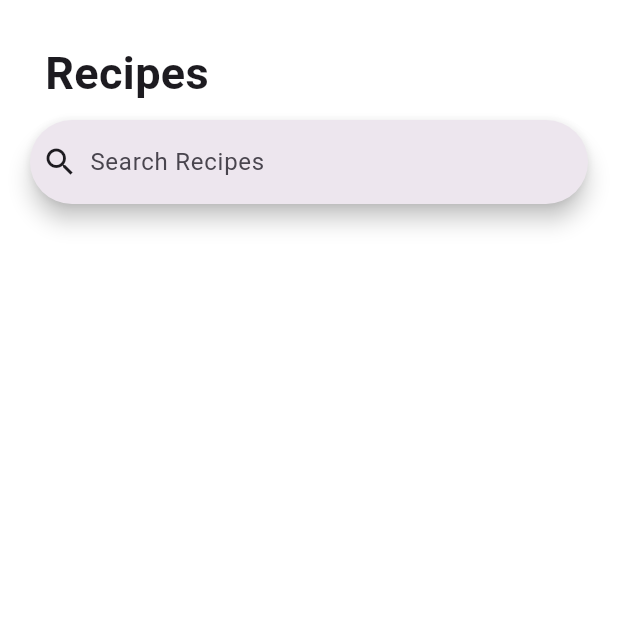
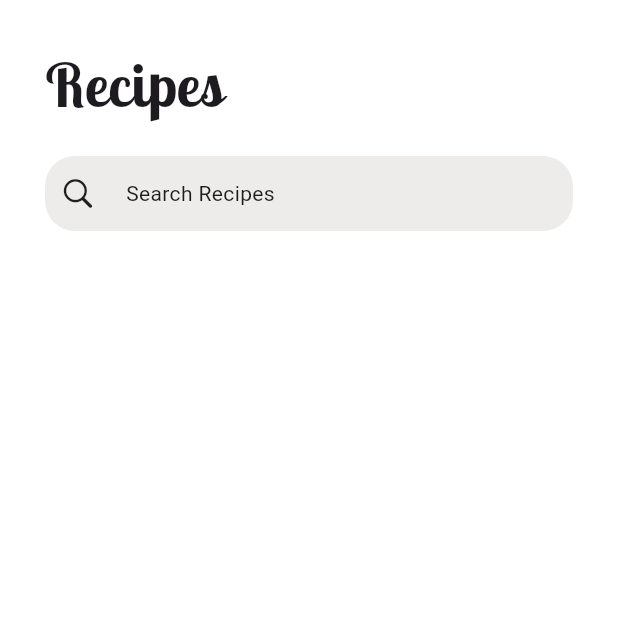
Before and after one commit to bruce414/food_inspection, a Flutter app: the RecipesPage screen opened directly, on a phone screen of 412 x 824 dp, the top half of it. Run offline on Flutter 3.47's test engine with Material 3 defaults, Android fonts, the phone set to English and light mode, and no system bars; our stand-ins replace camera, flutter_riverpod, permission_handler, persistent_bottom_nav_bar_v2, riverpod.

Commit message:
worked on some basic UI

```diff
--- a/lib/frontend/components/contents_search_bar.dart
+++ b/lib/frontend/components/contents_search_bar.dart
@@ -1,3 +1,4 @@
+import 'package:flutter/cupertino.dart';
 import 'package:flutter/material.dart';
 
 class ContentsSearchBar extends StatefulWidget {
@@ -8,52 +9,38 @@ class ContentsSearchBar extends StatefulWidget {
 }
 
 class _ContentsSearchBarState extends State<ContentsSearchBar> {
-
-  List foodItems = [
-    'rice',
-    'fish',
-    'cheese',
-    'steak',
-    'tomato',
-    'potato',
-    'apple',
-    'grapes'
-  ];
-
   @override
   Widget build(BuildContext context) {
-    return SearchAnchor(
-      builder: (BuildContext context,
-          SearchController homeStateSearchController) {
-        return SearchBar(
-          controller: homeStateSearchController,
-          onTap: () {
-            homeStateSearchController.openView();
-          },
-          onChanged: (_) {
-            homeStateSearchController.openView();
-          },
-          // padding: EdgeInsets.symmetric(horizontal: 16.0),
-          leading: const Icon(
-            Icons.search,
+    return GestureDetector(
+      onTap: () => TextField(
+
+      ),
+      child: Padding(
+        padding: const EdgeInsets.only(top: 10.0, left: 10.0, right: 10.0),
+        child: Container(
+          height: 50,
+          decoration: BoxDecoration(
+            borderRadius: BorderRadius.circular(20.0),
+            color: const Color(0xFFEEEBEB),
           ),
-          hintText: 'Search Recipes',
-        );
-      },
-      suggestionsBuilder: (BuildContext context,
-          SearchController homeStateSearchController) {
-        return List<ListTile>.generate(5, (int index) {
-          final String item = 'item $index';
-          return ListTile(
-            title: Text(item),
-            onTap: () {
-              setState(() {
-                homeStateSearchController.closeView(item);
-              });
-            },
-          );
-        });
-      },
+          child: const Padding(
+            padding: EdgeInsets.only(left: 10.0),
+            child: Row(
+              children: [
+                Icon(
+                  CupertinoIcons.search,
+                ),
+                SizedBox(
+                  width: 20.0,
+                ),
+                Text(
+                  'Search Recipes',
+                ),
+              ],
+            ),
+          ),
+        ),
+      ),
     );
   }
 }
--- a/lib/frontend/pages/recipes_page.dart
+++ b/lib/frontend/pages/recipes_page.dart
@@ -24,8 +24,9 @@ class _RecipesPageState extends State<RecipesPage> {
                   child: Text(
                     'Recipes',
                     style: TextStyle(
+                      fontFamily: 'Lobster_Two',
                       fontWeight: FontWeight.bold,
-                      fontSize: 30.0,
+                      fontSize: 40.0,
                     ),
                   ),
                 ),
```
Also changed, not shown: lib/frontend/pages/pantry_page.dart (+11 -2 lines), lib/frontend/pages/profile_page.dart (+135 -1 lines), lib/frontend/state_management_models/pantry_items_list_model.dart (added, +19 -0 lines), pubspec.yaml (+10 -11 lines), images/cr7.jpg (added).
